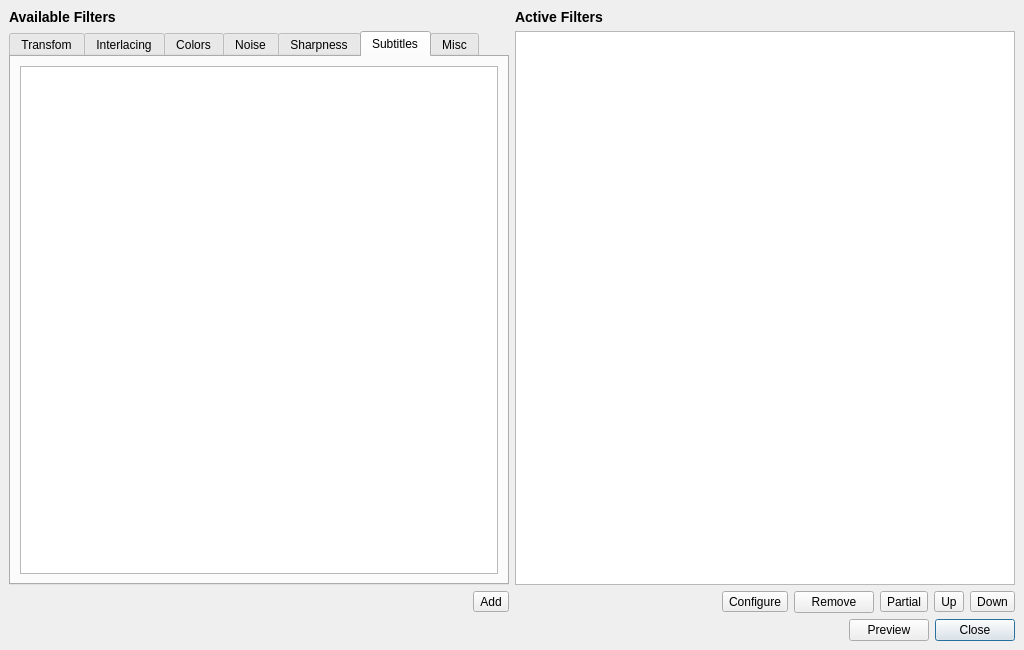
Qt form branches/avidemux_2.4_branch/avidemux/ADM_userInterfaces/ADM_QT4/ADM_filters/mainfilter.ui (BackupTheBerlios/avidemux-svn) before a commit.
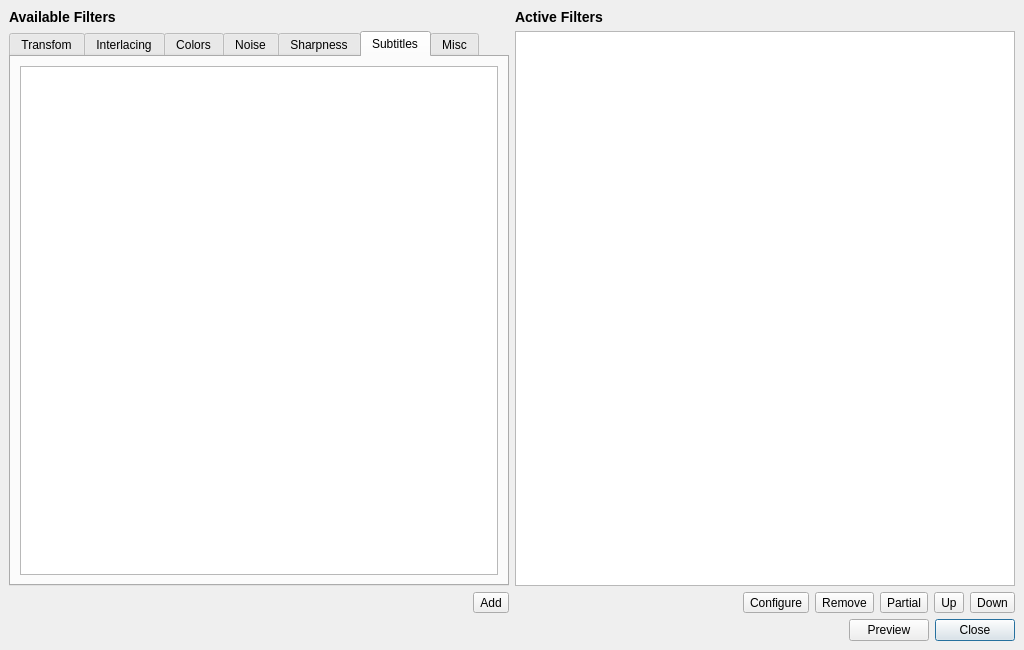
The same form after that commit. Icons and pictures are not drawn.

What changed in the file:
```diff
--- a/branches/avidemux_2.4_branch/avidemux/ADM_userInterfaces/ADM_QT4/ADM_filters/mainfilter.ui
+++ b/branches/avidemux_2.4_branch/avidemux/ADM_userInterfaces/ADM_QT4/ADM_filters/mainfilter.ui
@@ -138,7 +138,7 @@
       </widget>
      </item>
      <item>
-      <widget class="QPushButton" name="pushButtonRemove" >
+      <widget class="QToolButton" name="pushButtonRemove" >
        <property name="text" >
         <string>Remove</string>
        </property>
```
Left out of the diff: 6 changed lines with no effect on the pictures.
